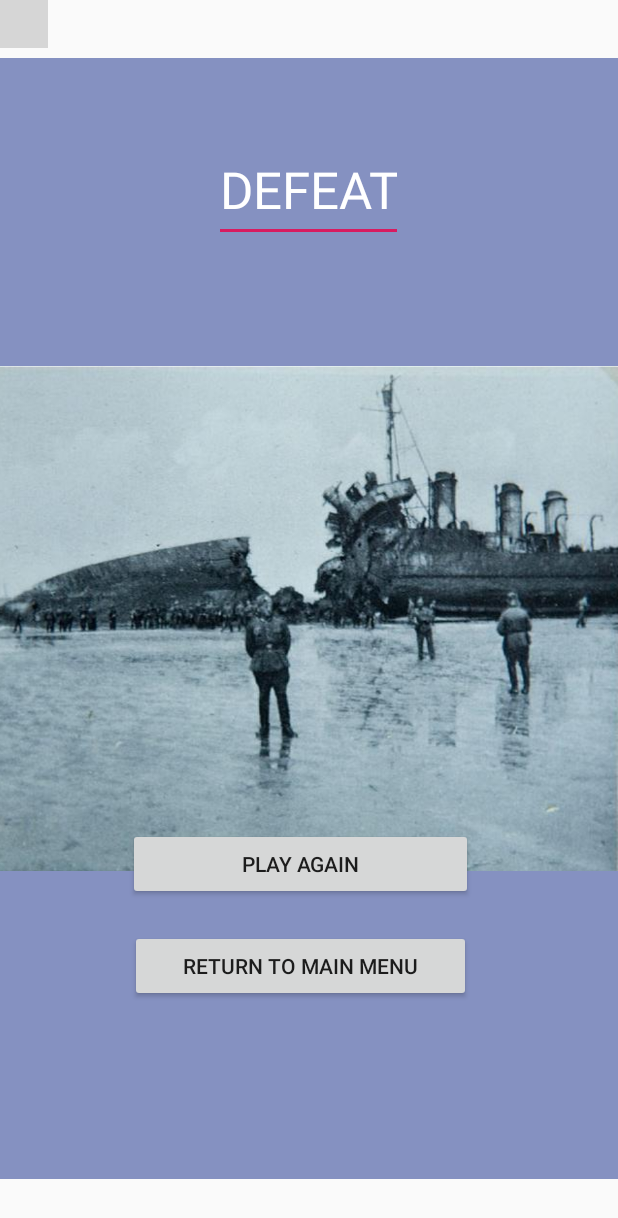
After one commit to DaskJeeves/Simple-Strategy-Game, an Android app: the lose_screen screen opened directly, with no data from a screen before it, on a phone screen of 412 x 824 dp. The commit adds this screen. Shown: the top 1218 px of the screen. Run offline under Robolectric (Android 15) with nearby library versions, the phone set to English and light mode, and no system bars; our stand-ins replace Firebase (no records; nobody signed in at launch, a user with empty details on screens opened directly); plain views replace Constraints; Roboto replaces fonts that are not available here; grey boxes are pictures that could not be loaded.

Commit message:
Integrated lose screen and lose increment counter

```diff
--- /dev/null
+++ b/Battleship/battleship/app/src/main/java/com/example/battleship/lose_screen.kt
@@ -0,0 +1,103 @@
+package com.example.battleship
+
+import android.content.Intent
+import android.os.Bundle
+import android.support.design.widget.Snackbar
+import android.support.v7.app.AppCompatActivity;
+import android.util.Log
+import android.view.View
+import com.example.battleship.Gameplay
+import com.example.battleship.R
+import com.example.battleship.UserDashboard
+import com.google.common.net.InetAddresses.increment
+import com.google.firebase.auth.FirebaseAuth
+import com.google.firebase.firestore.FieldValue
+import com.google.firebase.firestore.FirebaseFirestore
+
+import kotlinx.android.synthetic.main.activity_victory_screen.*
+
+class lose_screen : AppCompatActivity() {
+
+    private lateinit var auth: FirebaseAuth
+    private val firestoreUser by lazy {
+        FirebaseFirestore.getInstance().collection("Users")
+    }
+    private val firestoreGame by lazy {
+        FirebaseFirestore.getInstance().collection("Games")
+    }
+
+    override fun onCreate(savedInstanceState: Bundle?) {
+        super.onCreate(savedInstanceState)
+        setContentView(R.layout.activity_lose_screen)
+
+
+        // GET THE USER THAT WON AND DISPLAY IT!
+
+        /*var hitCount = 0
+        for(doc in opponentShipsSnapshot) {
+            val opponentShipid = resources.getIdentifier(doc.data!!["position"].toString().toLowerCase(), "id", packageName)
+            for(doc in userShipsSnapshot) {
+                val id = resources.getIdentifier(doc.data!!["position"].toString().toLowerCase(), "id", packageName)
+                if (opponentShipid==id){
+                    hitCount++
+                }
+            }
+        }
+        if (hitCount >= 6)
+        {
+            val intent = Intent(this, victory_screen::class.java).apply {
+            }
+            startActivity(intent)
+        }
+        */
+
+
+        //INCREMENT WIN COUNT
+
+        auth = FirebaseAuth.getInstance()
+        val user = auth.currentUser
+
+        val docRef = firestoreUser.document(user!!.uid)
+        docRef.get().addOnSuccessListener {document ->
+            if(document.data?.get("losses") != null){
+                val newLosses = document.data!!["losses"].toString().toInt() + 1
+                docRef.update(mapOf(
+                    "losses" to newLosses)
+                )
+            }else{
+                docRef.update(mapOf(
+                    "losses" to 1)
+                )
+            }
+        }
+    }
+
+    fun gotoMenu(v: View) {
+        val intent = Intent(this, UserDashboard::class.java)
+        startActivity(intent)
+        finish()
+    }
+
+    fun createNewGame(view: View) {
+        val uid = auth.currentUser!!.uid
+        val newMessage = mapOf(
+            "user1" to uid,
+            "user2" to "",
+            "status" to "active",
+            "created" to FieldValue.serverTimestamp()
+        )
+
+        val newGame = firestoreGame.document()
+
+        newGame.set(newMessage)
+            .addOnSuccessListener {
+                Log.e("NEW GAME", "SUCCESS")
+            }
+            .addOnFailureListener { e -> Log.e("ERROR", e.message) }
+
+        val intent = Intent(this, Gameplay::class.java)
+        intent.putExtra("tag", newGame.id)
+        startActivity(intent)
+    }
+
+}
--- /dev/null
+++ b/Battleship/battleship/app/src/main/res/layout/activity_lose_screen.xml
@@ -0,0 +1,58 @@
+<?xml version="1.0" encoding="utf-8"?>
+<android.support.constraint.ConstraintLayout
+        xmlns:android="http://schemas.android.com/apk/res/android"
+        xmlns:app="http://schemas.android.com/apk/res-auto"
+        xmlns:tools="http://schemas.android.com/tools"
+        android:layout_width="match_parent"
+        android:layout_height="match_parent"
+        tools:context=".lose_screen" android:id="@+id/coordinatorLayout">
+
+    <android.support.design.widget.AppBarLayout
+            android:layout_height="wrap_content"
+            android:layout_width="wrap_content"
+            android:theme="@style/AppTheme.AppBarOverlay"
+            android:id="@+id/appBarLayout"/>
+
+    <ImageView
+            android:layout_width="442dp"
+            android:layout_height="747dp" app:srcCompat="@drawable/lose_image" android:id="@+id/imageView3"
+            app:layout_constraintStart_toStartOf="parent"
+            app:layout_constraintEnd_toEndOf="parent" app:layout_constraintHorizontal_bias="0.967"
+            app:layout_constraintTop_toTopOf="parent" android:background="@color/background_blue"
+            android:layout_marginTop="8dp" android:layout_marginBottom="8dp"
+            app:layout_constraintBottom_toBottomOf="parent"/>
+    <Button
+            android:text="Play Again"
+            android:layout_width="230dp"
+            android:layout_height="wrap_content"
+            android:id="@+id/button5" android:onClick="gotoMenu"
+            android:layout_marginTop="552dp" app:layout_constraintTop_toTopOf="parent"
+            app:layout_constraintEnd_toEndOf="parent" app:layout_constraintStart_toStartOf="parent"
+            app:layout_constraintHorizontal_bias="0.469"/>
+    <Button
+            android:text="RETURN TO MAIN MENU"
+            android:layout_width="227dp"
+            android:layout_height="48dp"
+            android:id="@+id/button6" android:layout_marginTop="20dp"
+            app:layout_constraintTop_toBottomOf="@+id/button5" app:layout_constraintStart_toStartOf="@+id/button5"
+            app:layout_constraintEnd_toEndOf="@+id/button5" android:onClick="gotoMenu"/>
+    <android.support.constraint.Constraints android:layout_width="wrap_content" android:layout_height="wrap_content"
+                                            android:id="@+id/constraints"/>
+    <android.support.constraint.Group android:layout_width="wrap_content" android:layout_height="wrap_content"
+                                      android:id="@+id/group"/>
+    <EditText
+            android:layout_width="126dp"
+            android:layout_height="69dp"
+            android:inputType="textPersonName"
+            android:text="DEFEAT"
+            android:ems="10"
+            android:id="@+id/editText"
+            android:selectAllOnFocus="false" android:textAppearance="@style/TextAppearance.AppCompat.Display1"
+            android:layout_marginStart="8dp" app:layout_constraintStart_toStartOf="parent"
+            android:layout_marginLeft="8dp" android:layout_marginEnd="8dp" app:layout_constraintEnd_toEndOf="parent"
+            android:layout_marginRight="8dp" android:layout_marginTop="92dp" app:layout_constraintTop_toTopOf="parent"
+            app:layout_constraintHorizontal_bias="0.498" android:singleLine="false"
+            style="@style/Widget.AppCompat.Light.AutoCompleteTextView"
+            android:textColor="@color/common_google_signin_btn_text_dark_default"/>
+
+</android.support.constraint.ConstraintLayout>
--- a/Battleship/battleship/app/src/main/res/values/strings.xml
+++ b/Battleship/battleship/app/src/main/res/values/strings.xml
@@ -14,5 +14,6 @@
     <string name="email">Email</string>
     <string name="active_games">ACTIVE GAMES</string>
     <string name="view_board">View Opponents Board</string>
-    <string name="title_activity_victory_screen">victory_screen</string>
+    <string name="title_activity_victory_screen">Victory!</string>
+    <string name="title_activity_lose_screen">You Lost</string>
 </resources>
```
Also changed, not shown: Battleship/battleship/app/src/main/AndroidManifest.xml (+5 -2 lines), Battleship/battleship/app/src/main/java/com/example/battleship/Gameplay.kt (+6 -5 lines), Battleship/battleship/app/src/main/res/drawable/lose_image.jpg (added).
